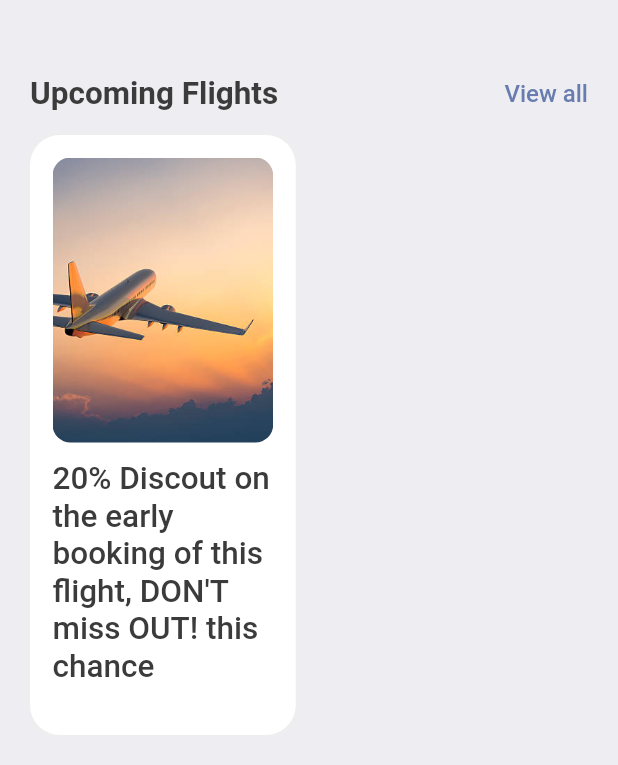
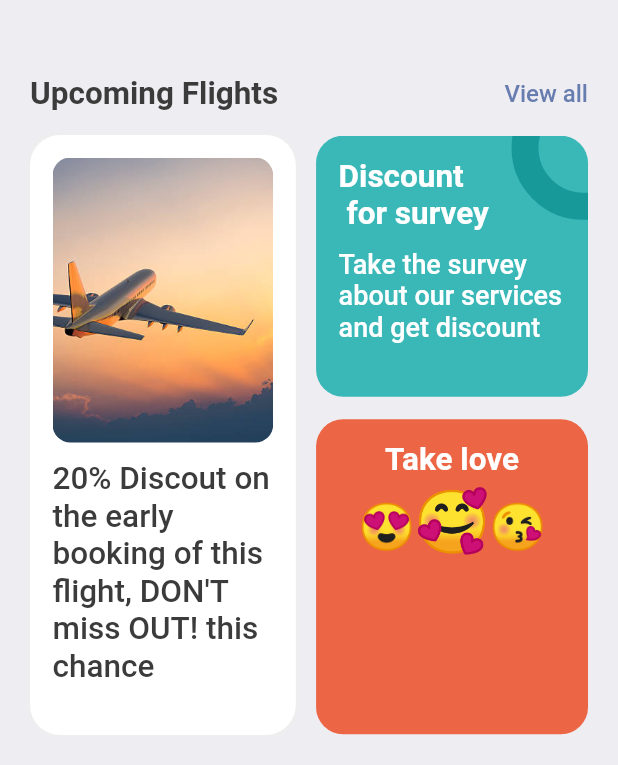
Before and after one commit to jabirkhalif/flutter_ticket_app, a Flutter app: the SearchScreen screen opened directly, scrolled down 111 dp, on a phone screen of 412 x 824 dp, the part 471-1236 px from its top. Run offline on Flutter 3.47's test engine with Material 2 defaults, Android fonts, the phone set to English and light mode, and no system bars; our stand-ins replace fluentui_icons, get.

Commit message:
finished designing the search screen

```diff
--- a/lib/screens/search_screen.dart
+++ b/lib/screens/search_screen.dart
@@ -113,6 +113,7 @@ class SearchScreen extends StatelessWidget {
             height: AppLayout.getScreenHeight(15),
           ),
           Row(
+            mainAxisAlignment: MainAxisAlignment.spaceBetween,
             children: [
               // ignore: avoid_unnecessary_containers
               Container(
@@ -157,9 +158,85 @@ class SearchScreen extends StatelessWidget {
 
               Column(
                 children: [
+                  Stack(
+                    children: [
+                      Container(
+                          width: size.width * .44,
+                          padding: EdgeInsets.symmetric(
+                              horizontal: AppLayout.getScreenHeight(15),
+                              vertical: AppLayout.GetWidth(15)),
+                          height: AppLayout.getScreenHeight(174),
+                          decoration: BoxDecoration(
+                              color: const Color(0xFF3AB8B8),
+                              borderRadius: BorderRadius.circular(
+                                  AppLayout.getScreenHeight(18))),
+                          child: Column(
+                            crossAxisAlignment: CrossAxisAlignment.start,
+                            children: [
+                              Text(
+                                "Discount\n for survey ",
+                                style: Styles.headLineStyle2.copyWith(
+                                    fontWeight: FontWeight.bold,
+                                    color: Colors.white),
+                              ),
+                              SizedBox(height: AppLayout.getScreenHeight(10)),
+                              Text(
+                                "Take the survey about our services and get discount",
+                                style: Styles.headLineStyle2.copyWith(
+                                    fontWeight: FontWeight.w500,
+                                    color: Colors.white,
+                                    fontSize: 18),
+                              ),
+                            ],
+                          )),
+                      Positioned(
+                          right: -45,
+                          top: -40,
+                          child: Container(
+                            padding:
+                                EdgeInsets.all(AppLayout.getScreenHeight(30)),
+                            decoration: BoxDecoration(
+                              shape: BoxShape.circle,
+                              border: Border.all(
+                                  color: const Color(0xFF189999), width: 18),
+                              color: Colors.transparent,
+                            ),
+                          ))
+                    ],
+                  ),
+                  SizedBox(height: AppLayout.getScreenHeight(15)),
                   Container(
-
-                  )
+                      padding: EdgeInsets.symmetric(
+                          horizontal: AppLayout.getScreenHeight(15),
+                          vertical: AppLayout.GetWidth(15)),
+                      width: size.width * .44,
+                      height: AppLayout.getScreenHeight(210),
+                      decoration: BoxDecoration(
+                          borderRadius: BorderRadius.circular(
+                            AppLayout.getScreenHeight(18),
+                          ),
+                          color: const Color(0xFFEC6545)),
+                      child: Column(
+                        children: [
+                          Text(
+                            "Take love",
+                            style: Styles.headLineStyle2.copyWith(
+                                color: Colors.white,
+                                fontWeight: FontWeight.bold),
+                            textAlign: TextAlign.center,
+                          ),
+                          SizedBox(height: AppLayout.getScreenHeight(5)),
+                          RichText(
+                              text: const TextSpan(children: [
+                            TextSpan(
+                                text: '😍', style: TextStyle(fontSize: 30)),
+                            TextSpan(
+                                text: '🥰', style: TextStyle(fontSize: 40)),
+                            TextSpan(
+                                text: '😘', style: TextStyle(fontSize: 30)),
+                          ]))
+                        ],
+                      ))
                 ],
               )
             ],
```
